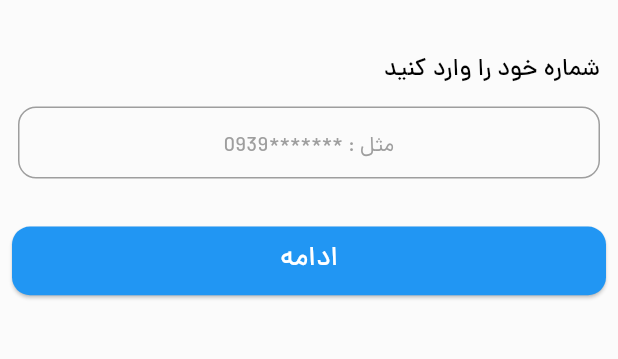
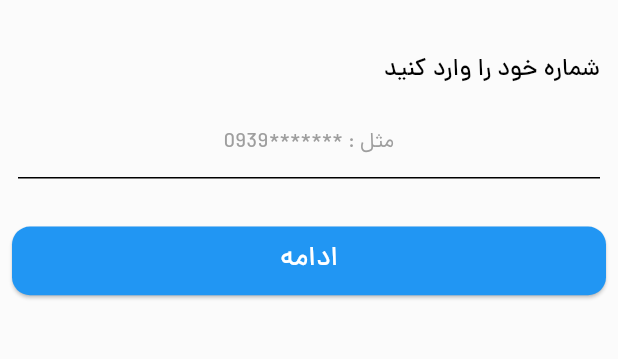
Before and after one commit to mohammad-dehghanifard/FlutterWatchStore, a Flutter app: the screen it shows after launch, on a phone screen of 412 x 824 dp, the part 537-896 px from its top. Run offline on Flutter 3.47's test engine with Material 3 defaults, Android fonts, the phone set to English and light mode, and no system bars; our stand-ins replace dio, flutter_svg, get_it, smooth_page_indicator; generated files the repository leaves out were written again; network calls fail.

Commit message:
refactor lightTheme method in WatchTheme class

```diff
--- a/lib/core/resources/theme.dart
+++ b/lib/core/resources/theme.dart
@@ -8,26 +8,17 @@ class WatchTheme{
 
   static ThemeData lightTheme() {
     return ThemeData(
+      fontFamily: "dana",
       scaffoldBackgroundColor: SolidLightColors.scaffoldColor,
-      primaryColor: SolidLightColors.primary,
-      inputDecorationTheme: InputDecorationTheme(
-        filled: true,
-        fillColor: MaterialStateColor.resolveWith((states){
-          if(states.contains(MaterialState.focused)){
-            return SolidLightColors.focusedBorderColor;
-          }else{
-            return SolidLightColors.unfocusedBorderColor;
-          }
-        } ),
-        contentPadding: EdgeInsets.all(Dimens.medium),
-        focusedBorder: OutlineInputBorder(
-            borderRadius: BorderRadius.circular(Dimens.medium),
-            borderSide: const BorderSide(color: SolidLightColors.primary)
-        ),
-        enabledBorder: OutlineInputBorder(
-          borderRadius: BorderRadius.circular(Dimens.medium),
-          borderSide: const BorderSide(color: SolidLightColors.borderColor)
-        )
+      colorScheme: const ColorScheme.light(
+        primary: Color(0xFFB93160),
+        secondary: Color(0xFFF6F8FE),
+        primaryContainer: Color(0xFF9CA4AB),
+        error: Color(0xFFE53935),
+
+      ),
+      textTheme: TextTheme(
+
       )
     );
   }
```
